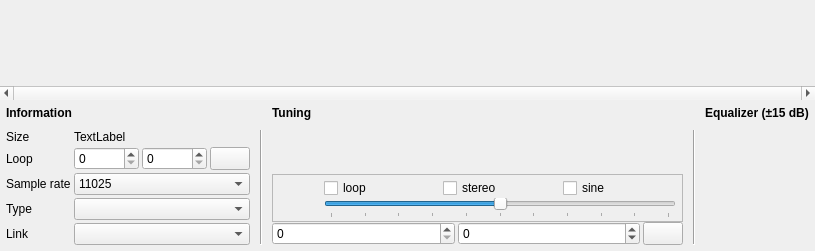
Above: sources/editor/pagesmpl.ui from davy7125/polyphone before the change. Below: the same form after it.
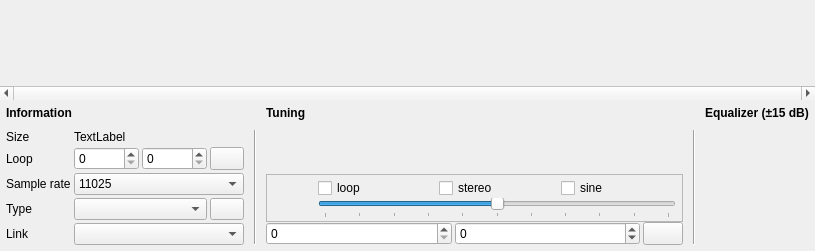
That is the form after the change. Icons and pictures are not drawn. Custom widgets are drawn as their Qt base class.

Commit message: Sample compression (GUI preparation)

```diff
--- a/sources/editor/pagesmpl.ui
+++ b/sources/editor/pagesmpl.ui
@@ -495,9 +495,6 @@
              </property>
             </widget>
            </item>
-           <item row="3" column="2" colspan="3">
-            <widget class="QComboBox" name="comboType"/>
-           </item>
            <item row="4" column="2" colspan="3">
             <widget class="QComboBox" name="comboLink"/>
            </item>
@@ -551,13 +548,16 @@
              <property name="toolTip">
               <string>Use the full length of the sample as loop</string>
              </property>
+             <property name="styleSheet">
+              <string notr="true">QPushButton{padding: 0 0 0 0;}</string>
+             </property>
              <property name="text">
               <string/>
              </property>
              <property name="iconSize">
               <size>
-               <width>14</width>
-               <height>14</height>
+               <width>20</width>
+               <height>18</height>
               </size>
              </property>
             </widget>
@@ -616,6 +616,35 @@
              </property>
             </widget>
            </item>
+           <item row="3" column="2" colspan="2">
+            <widget class="QComboBox" name="comboType"/>
+           </item>
+           <item row="3" column="4">
+            <widget class="QPushButton" name="pushCompress">
+             <property name="sizePolicy">
+              <sizepolicy hsizetype="Fixed" vsizetype="Preferred">
+               <horstretch>0</horstretch>
+               <verstretch>0</verstretch>
+              </sizepolicy>
+             </property>
+             <property name="toolTip">
+              <string>Compress the sample to reduce the soundfont size
+Warning: quality will be reduced and the loop may be altered</string>
+             </property>
+             <property name="styleSheet">
+              <string notr="true">QPushButton{padding: 0 0 0 0;}</string>
+             </property>
+             <property name="text">
+              <string/>
+             </property>
+             <property name="iconSize">
+              <size>
+               <width>20</width>
+               <height>18</height>
+              </size>
+             </property>
+            </widget>
+           </item>
           </layout>
          </item>
         </layout>
```
Left out of the diff: 38 changed lines with no effect on the pictures. The commit also changes 7 other files.
